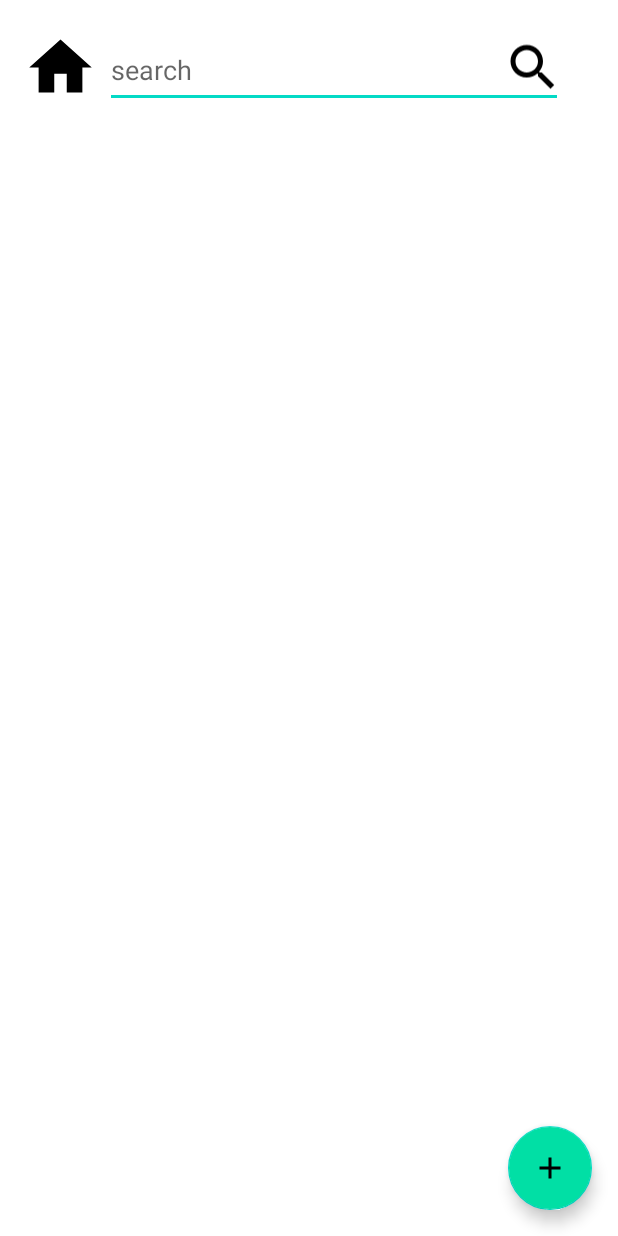
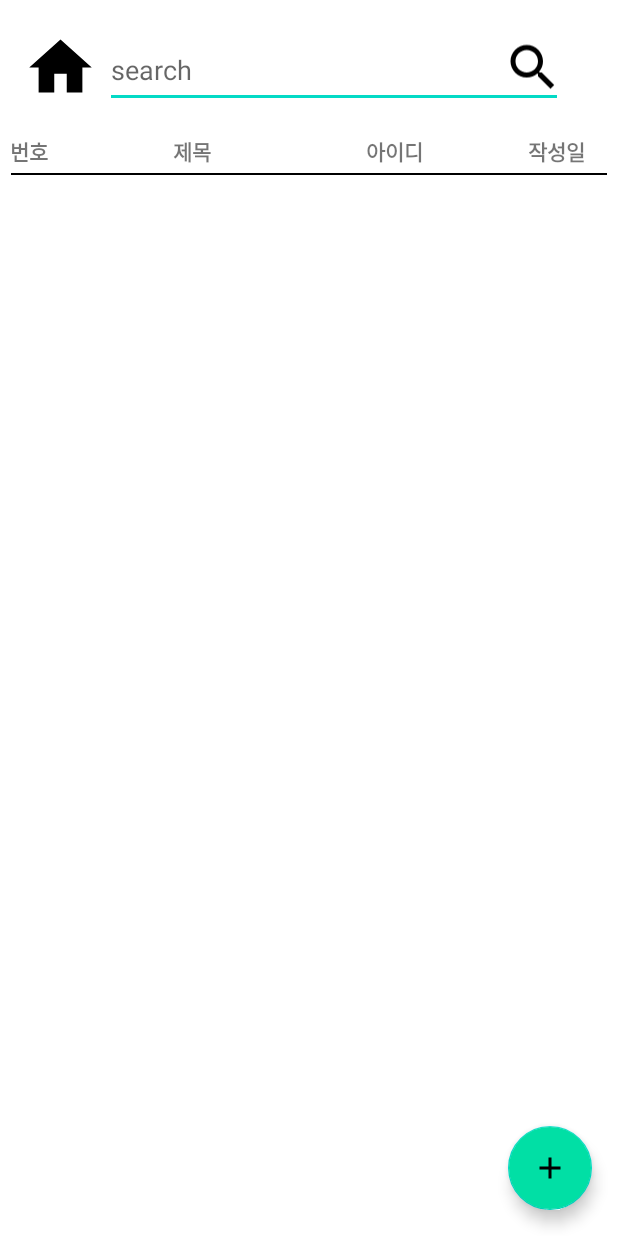
Before and after one commit to opensource2023-2/optest, an Android app: the layout activity_board.xml on its own in the app's theme, with its tools: preview values and no code run, on a phone screen of 412 x 824 dp. Run offline under Robolectric (Android 15) with nearby library versions, the phone set to English and light mode, and no system bars.

Commit message:
게시판 디자인 변경

```diff
--- a/app/src/main/res/layout/activity_board.xml
+++ b/app/src/main/res/layout/activity_board.xml
@@ -58,6 +58,27 @@
         android:backgroundTint="#01DFA5"
         android:src="@drawable/baseline_add_24" />
 
+    <TextView
+        android:id="@+id/textView13"
+        android:layout_width="wrap_content"
+        android:layout_height="wrap_content"
+        android:layout_marginTop="90dp"
+        android:text="  번호                         제목                               아이디                     작성일 "
+        android:textStyle="bold"
+
+    />
+
+    <TextView
+        android:id="@+id/textView14"
+        android:layout_width="397dp"
+        android:layout_height="1dp"
+        android:layout_centerHorizontal="true"
+        android:layout_marginTop="115dp"
+        android:background="#000000"
+        android:textColor="#424242"
+        android:text="    "
+        />
+
 
 
 </RelativeLayout>
```
